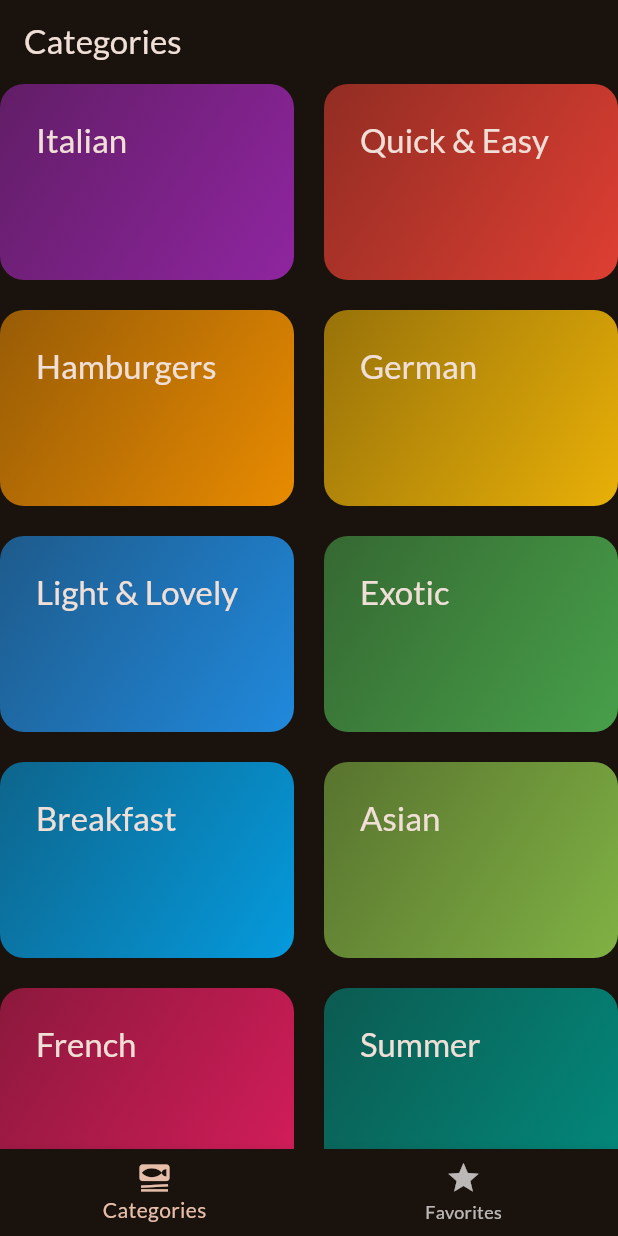
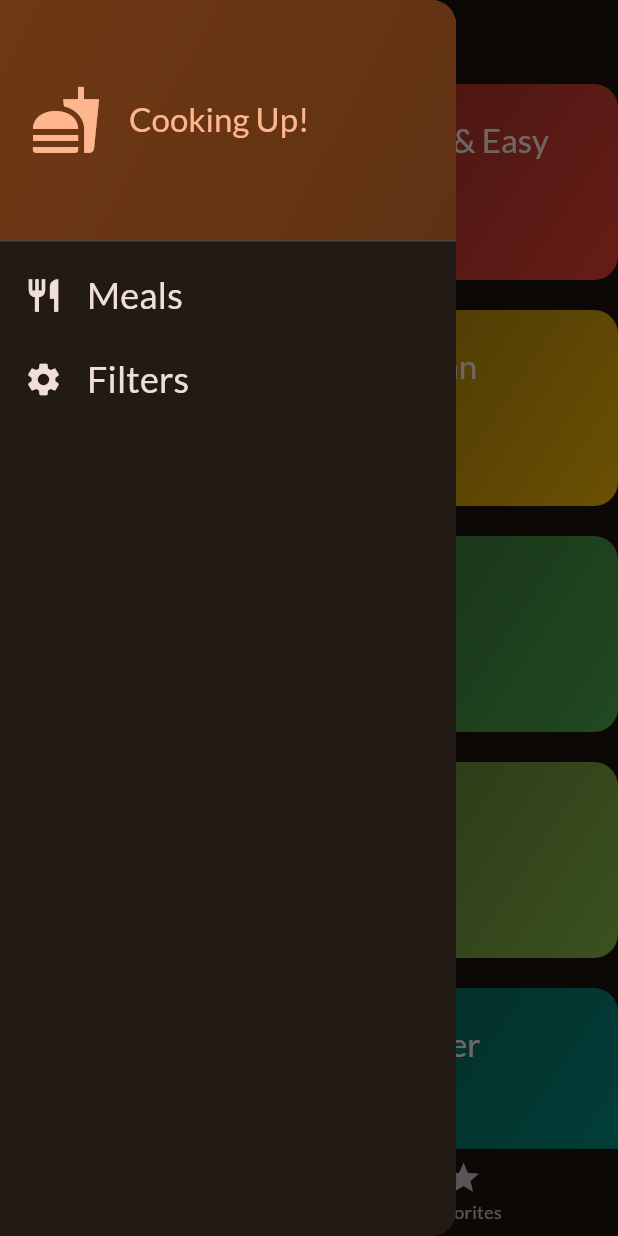
Before and after one commit to rafagomez92/meals_app, a Flutter app: the screen it shows after launch, with the side drawer open (before the commit the screen has no drawer), on a phone screen of 412 x 824 dp. Run offline on Flutter 3.47's test engine with Material 3 defaults, Android fonts, the phone set to English and light mode, and no system bars; our stand-ins replace google_fonts, transparent_image.

Commit message:
feat: configuration of the drawer

```diff
--- a/lib/screens/categories.dart
+++ b/lib/screens/categories.dart
@@ -1,19 +1,24 @@
 import 'package:flutter/material.dart';
 import 'package:meals/data/dummy_data.dart';
 import 'package:meals/models/category.dart';
+import 'package:meals/models/meal.dart';
 import 'package:meals/screens/meals.dart';
 import 'package:meals/widgets/category_grid_item.dart';
 
 class CategoriesScreen extends StatelessWidget {
-  const CategoriesScreen({super.key});
+  final void Function(Meal meal) onToggleFavorite;
+  const CategoriesScreen({super.key, required this.onToggleFavorite});
 
   void _selectCategory(BuildContext context, Category category) {
     final filteredMeals = dummyMeals
         .where((meal) => meal.categories.contains(category.id))
         .toList();
     Navigator.of(context).push(MaterialPageRoute(
-        builder: (ctx) =>
-            MealsScreen(title: category.title, meals: filteredMeals)));
+        builder: (ctx) => MealsScreen(
+              title: category.title,
+              meals: filteredMeals,
+              onToggleFavorites: onToggleFavorite,
+            )));
   }
 
   @override
--- a/lib/screens/tabs.dart
+++ b/lib/screens/tabs.dart
@@ -1,6 +1,9 @@
 import 'package:flutter/material.dart';
+import 'package:meals/models/meal.dart';
 import 'package:meals/screens/categories.dart';
+import 'package:meals/screens/filters.dart';
 import 'package:meals/screens/meals.dart';
+import 'package:meals/widgets/main_drawer.dart';
 
 class TabsScreen extends StatefulWidget {
   const TabsScreen({super.key});
@@ -12,18 +15,55 @@ class TabsScreen extends StatefulWidget {
 class _TabsScreenState extends State<TabsScreen> {
   int _selectedPageIndex = 0;
 
+  final List<Meal> _favoriteMeals = [];
+
+  void _showInfoMessage(String message) {
+    ScaffoldMessenger.of(context).clearSnackBars();
+    ScaffoldMessenger.of(context)
+        .showSnackBar(SnackBar(content: Text(message)));
+  }
+
+  void _toggleMealFavoriteStatus(Meal meal) {
+    final isExisting = _favoriteMeals.contains(meal);
+
+    if (isExisting) {
+      setState(() {
+        _favoriteMeals.remove(meal);
+      });
+      _showInfoMessage("Meal is no longer a favorite.");
+    } else {
+      setState(() {
+        _favoriteMeals.add(meal);
+      });
+      _showInfoMessage("Marked as a favorite!");
+    }
+  }
+
   void _selectPage(int index) {
     setState(() {
       _selectedPageIndex = index;
     });
   }
 
+  void _setScreen(String identifier) {
+    Navigator.of(context).pop();
+    if (identifier == "filters") {
+      Navigator.of(context)
+          .push(MaterialPageRoute(builder: (ctx) => const FiltersScren()));
+    }
+  }
+
   @override
   Widget build(BuildContext context) {
-    Widget activePage = const CategoriesScreen();
+    Widget activePage = CategoriesScreen(
+      onToggleFavorite: _toggleMealFavoriteStatus,
+    );
     var activePageTitle = 'Categories';
     if (_selectedPageIndex == 1) {
-      activePage = const MealsScreen(meals: []);
+      activePage = MealsScreen(
+        meals: _favoriteMeals,
+        onToggleFavorites: _toggleMealFavoriteStatus,
+      );
       activePageTitle = 'Your Favorites';
     }
     return Scaffold(
@@ -31,6 +71,7 @@ class _TabsScreenState extends State<TabsScreen> {
         title: Text(activePageTitle),
       ),
       body: activePage,
+      drawer: MainDrawer(onSelectScreen: _setScreen),
       bottomNavigationBar: BottomNavigationBar(
         currentIndex: _selectedPageIndex,
         onTap: _selectPage,
--- /dev/null
+++ b/lib/widgets/main_drawer.dart
@@ -0,0 +1,70 @@
+import 'package:flutter/material.dart';
+
+class MainDrawer extends StatelessWidget {
+  final void Function(String identifier) onSelectScreen;
+  const MainDrawer({super.key, required this.onSelectScreen});
+
+  @override
+  Widget build(BuildContext context) {
+    return Drawer(
+      child: Column(
+        children: [
+          DrawerHeader(
+              padding: const EdgeInsets.all(20),
+              decoration: BoxDecoration(
+                  gradient: LinearGradient(colors: [
+                Theme.of(context).colorScheme.primaryContainer,
+                Theme.of(context).colorScheme.primaryContainer.withOpacity(0.8),
+              ], begin: Alignment.topLeft, end: Alignment.bottomRight)),
+              child: Row(
+                children: [
+                  Icon(
+                    Icons.fastfood,
+                    size: 48,
+                    color: Theme.of(context).colorScheme.primary,
+                  ),
+                  const SizedBox(
+                    width: 18,
+                  ),
+                  Text(
+                    "Cooking Up!",
+                    style: Theme.of(context)
+                        .textTheme
+                        .titleLarge!
+                        .copyWith(color: Theme.of(context).colorScheme.primary),
+                  )
+                ],
+              )),
+          ListTile(
+            leading: Icon(
+              Icons.restaurant,
+              size: 26,
+              color: Theme.of(context).colorScheme.onSurface,
+            ),
+            title: Text("Meals",
+                style: Theme.of(context).textTheme.titleSmall!.copyWith(
+                    color: Theme.of(context).colorScheme.onSurface,
+                    fontSize: 24)),
+            onTap: () {
+              onSelectScreen("meals");
+            },
+          ),
+          ListTile(
+            leading: Icon(
+              Icons.settings,
+              size: 26,
+              color: Theme.of(context).colorScheme.onSurface,
+            ),
+            title: Text("Filters",
+                style: Theme.of(context).textTheme.titleSmall!.copyWith(
+                    color: Theme.of(context).colorScheme.onSurface,
+                    fontSize: 24)),
+            onTap: () {
+              onSelectScreen("filters");
+            },
+          )
+        ],
+      ),
+    );
+  }
+}
```
Also changed, not shown: lib/screens/filters.dart (added, +58 -0 lines), lib/screens/meal_details.dart (+10 -1 lines), lib/screens/meals.dart (+11 -3 lines).
